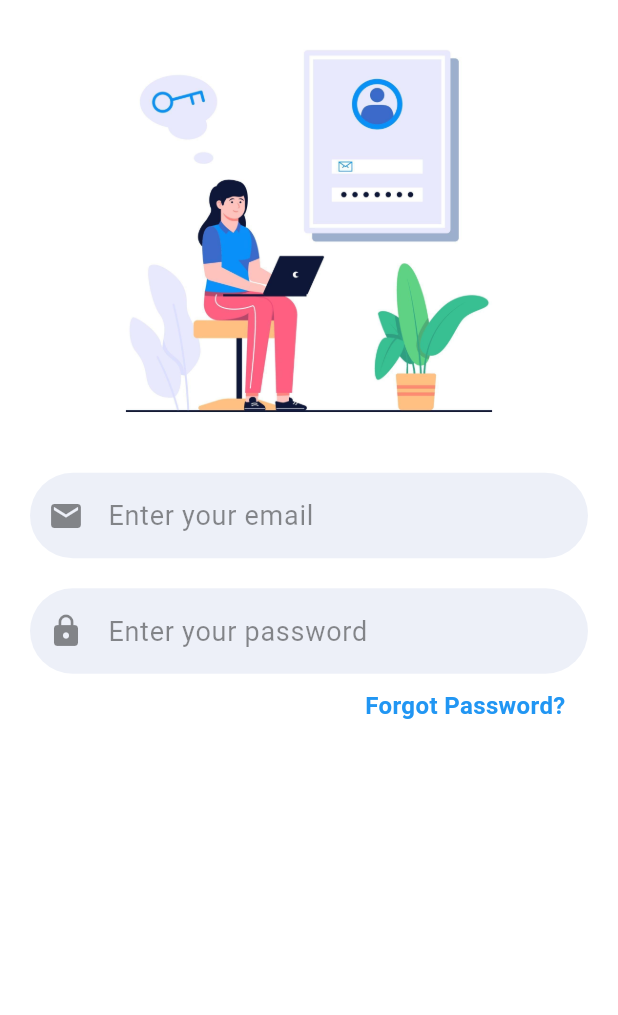
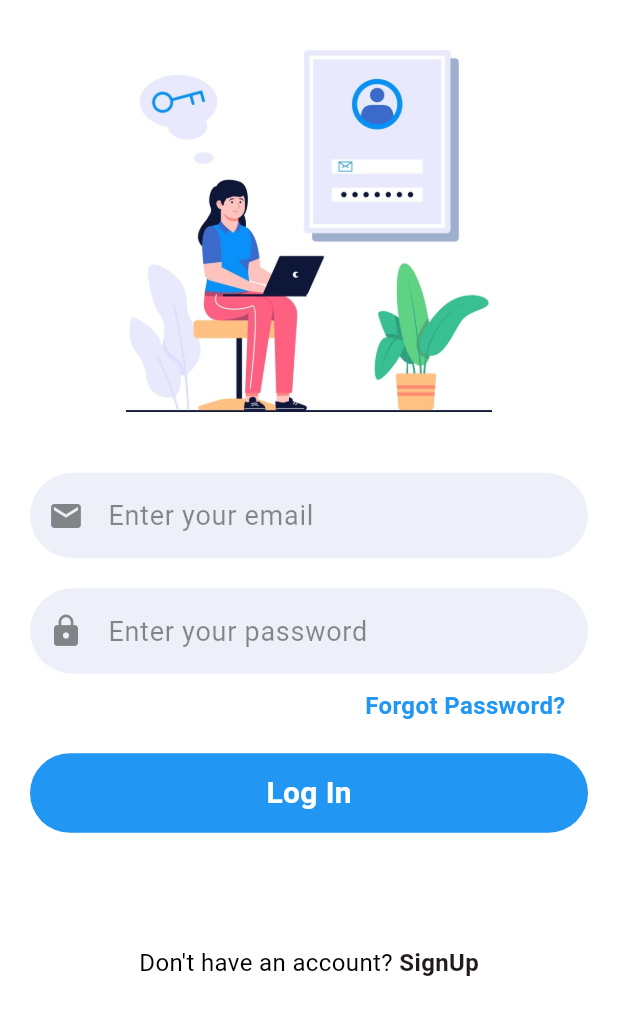
Before and after one commit to NurhayatYurtaslan/chat_app, a Flutter app: the screen it shows after launch, on a phone screen of 412 x 824 dp. Shown: the top 1015 px of the screen. Run offline on Flutter 3.47's test engine with Material 3 defaults, Android fonts, the phone set to English and light mode, and no system bars; our stand-ins replace firebase_core; accounts and stored records are empty.

Commit message:
update 🆕: login view page

```diff
--- a/lib/app/views/view_login/login_view.dart
+++ b/lib/app/views/view_login/login_view.dart
@@ -1,3 +1,4 @@
+import 'package:chat_app/core/widgets/button_widget.dart';
 import 'package:chat_app/core/widgets/text_field_widget.dart';
 import 'package:flutter/material.dart';
 
@@ -51,6 +52,27 @@ class _LoginViewState extends State<LoginView> {
                 ),
               ),
             ),
+            ButtonWidget(onTab: () {}, text: "Log In"),
+            SizedBox(
+              height: height / 15,
+            ),
+            Row(
+              mainAxisAlignment: MainAxisAlignment.center,
+              children: [
+                const Text("Don't have an account?",
+                    style: const TextStyle(
+                      color: Colors.black,
+                      fontSize: 16,
+                    )),
+                GestureDetector(
+                  onTap: () {},
+                  child: const Text(
+                    " SignUp",
+                    style: TextStyle(fontWeight: FontWeight.bold, fontSize: 16),
+                  ),
+                ),
+              ],
+            )
           ],
         ),
       )),
```
